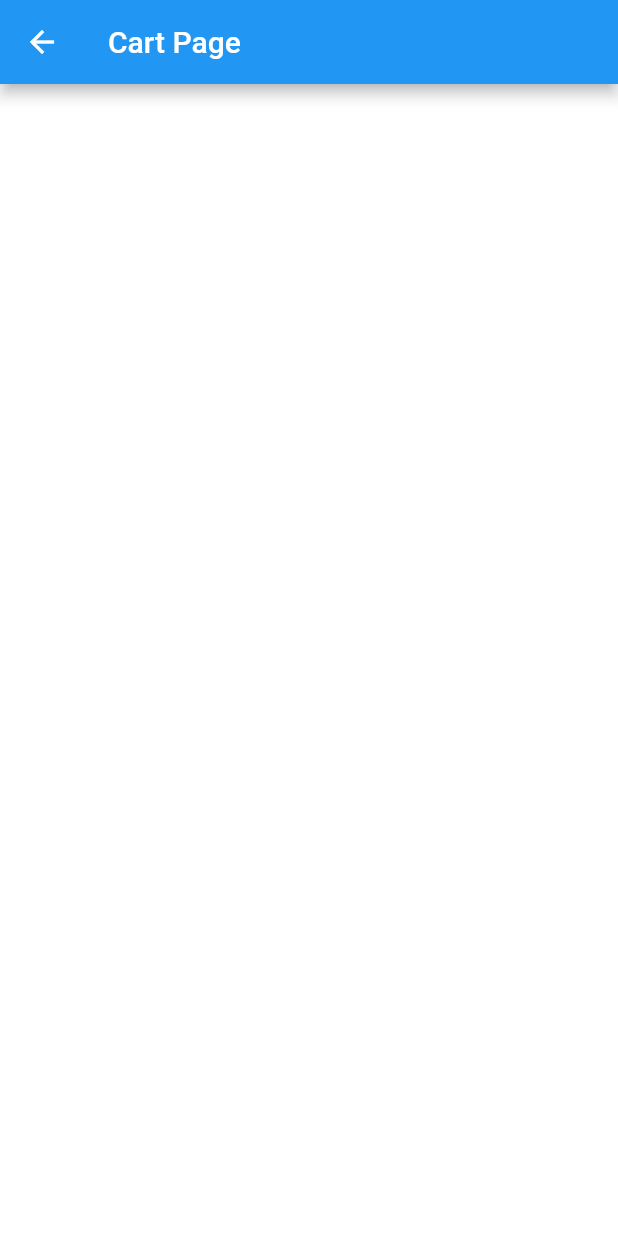
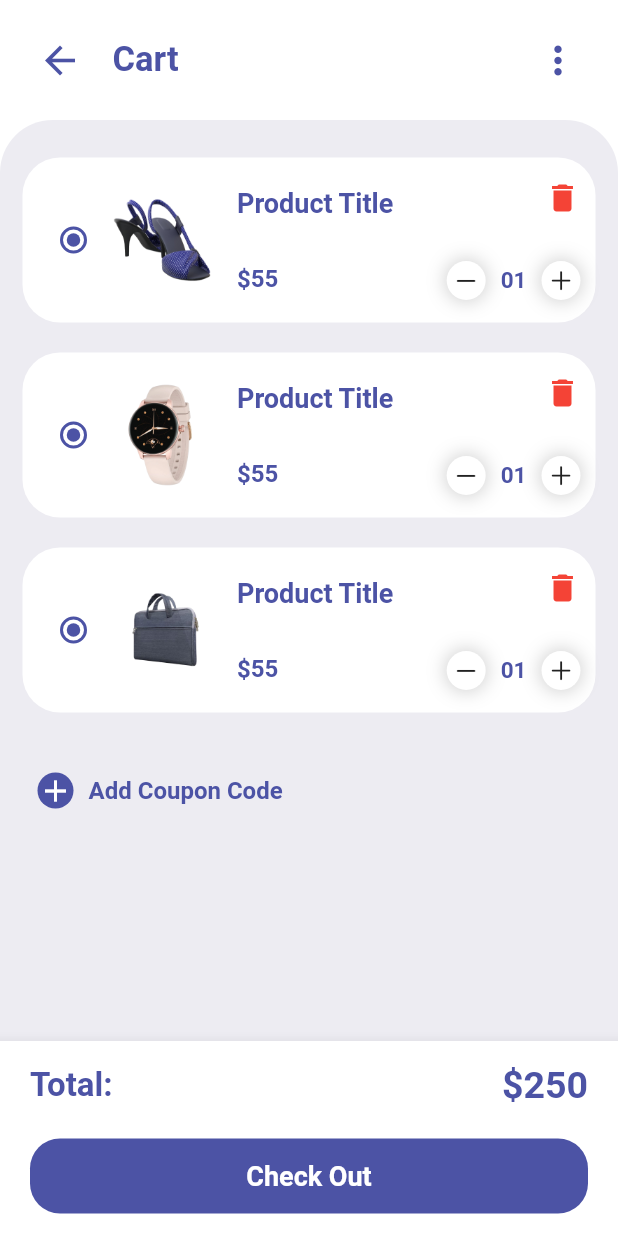
Before and after one commit to KHALMATOV-FARRUKH/e_commerce_app_ui, a Flutter app: the CartPage screen opened by its route, on a phone screen of 412 x 824 dp. Run offline on Flutter 3.47's test engine with Material 2 defaults, Android fonts, the light colour scheme and no system bars; our stand-ins replace badges, curved_navigation_bar.

Commit message:
Created: cart_app_bar.dart cart_item_samples.dart cart_bottom_nav_bar.dart

```diff
--- a/lib/pages/cart_page.dart
+++ b/lib/pages/cart_page.dart
@@ -1,3 +1,6 @@
+import 'package:e_commerce_app_ui/widgets/cart_app_bar.dart';
+import 'package:e_commerce_app_ui/widgets/cart_bottom_nav_bar.dart';
+import 'package:e_commerce_app_ui/widgets/cart_item_samples.dart';
 import 'package:flutter/material.dart';
 
 class CartPage extends StatelessWidget {
@@ -6,9 +9,59 @@ class CartPage extends StatelessWidget {
   @override
   Widget build(BuildContext context) {
     return Scaffold(
-      appBar: AppBar(
-        title: Text("Cart Page"),
+      body: ListView(
+        children: [
+          CartAppBar(),
+          Container(
+            height: 700,
+            padding: EdgeInsets.only(top: 15),
+            decoration: BoxDecoration(
+              color: Color(0xFFEDECF2),
+              borderRadius: BorderRadius.only(
+                topLeft: Radius.circular(35),
+                topRight: Radius.circular(35),
+              ),
+            ),
+            child: Column(
+              children: [
+                CartItemSamples(),
+                Container(
+                  // decoration: BoxDecoration(
+                  //   borderRadius: BorderRadius.circular(10),
+                  // ),
+                  margin: EdgeInsets.symmetric(vertical: 20, horizontal: 15),
+                  padding: EdgeInsets.all(10),
+                  child: Row(
+                    children: [
+                      Container(
+                        decoration: BoxDecoration(
+                            color: Color(0xFF4C53A5),
+                            borderRadius: BorderRadius.circular(20)),
+                        child: Icon(
+                          Icons.add,
+                          color: Colors.white,
+                        ),
+                      ),
+                      Padding(
+                        padding: EdgeInsets.symmetric(horizontal: 10),
+                        child: Text(
+                          "Add Coupon Code",
+                          style: TextStyle(
+                            color: Color(0xFF4C53A5),
+                            fontSize: 16,
+                            fontWeight: FontWeight.bold,
+                          ),
+                        ),
+                      ),
+                    ],
+                  ),
+                ),
+              ],
+            ),
+          ),
+        ],
       ),
+      bottomNavigationBar: CartBottomNavBar(),
     );
   }
 }
--- /dev/null
+++ b/lib/widgets/cart_app_bar.dart
@@ -0,0 +1,45 @@
+import 'package:flutter/material.dart';
+
+class CartAppBar extends StatelessWidget {
+  const CartAppBar({Key? key}) : super(key: key);
+
+  @override
+  Widget build(BuildContext context) {
+    return Container(
+      color: Colors.white,
+      padding: EdgeInsets.all(25),
+      child: Row(
+        // mainAxisAlignment: MainAxisAlignment.spaceEvenly,
+        children: [
+          InkWell(
+            onTap: () {
+              Navigator.pop(context);
+            },
+            child: Icon(
+              Icons.arrow_back,
+              size: 30,
+              color: Color(0xFF4C53A5),
+            ),
+          ),
+          Padding(
+            padding: EdgeInsets.only(left: 20),
+            child: Text(
+              "Cart",
+              style: TextStyle(
+                fontSize: 23,
+                fontWeight: FontWeight.bold,
+                color: Color(0xFF4C53A5),
+              ),
+            ),
+          ),
+          Spacer(),
+          Icon(
+            Icons.more_vert,
+            size: 30,
+            color: Color(0xFF4C53A5),
+          ),
+        ],
+      ),
+    );
+  }
+}
--- /dev/null
+++ b/lib/widgets/cart_bottom_nav_bar.dart
@@ -0,0 +1,57 @@
+import 'package:flutter/material.dart';
+
+class CartBottomNavBar extends StatelessWidget {
+  const CartBottomNavBar({Key? key}) : super(key: key);
+
+  @override
+  Widget build(BuildContext context) {
+    return BottomAppBar(
+      child: Container(
+        padding: EdgeInsets.symmetric(horizontal: 20, vertical: 15),
+        height: 130,
+        child: Column(
+          mainAxisAlignment: MainAxisAlignment.spaceBetween,
+          children: [
+            Row(
+              mainAxisAlignment: MainAxisAlignment.spaceBetween,
+              children: [
+                Text(
+                  "Total: ",
+                  style: TextStyle(
+                    color: Color(0xFF4C53A5),
+                    fontSize: 22,
+                    fontWeight: FontWeight.bold,
+                  ),
+                ),
+                Text(
+                  "\$250",
+                  style: TextStyle(
+                    fontSize: 25,
+                    fontWeight: FontWeight.bold,
+                    color: Color(0xFF4C53A5),
+                  ),
+                ),
+              ],
+            ),
+            Container(
+              alignment: Alignment.center,
+              height: 50,
+              width: double.infinity,
+              decoration: BoxDecoration(
+                  color: Color(0xFF4C53A5),
+                  borderRadius: BorderRadius.circular(20)),
+              child: Text(
+                "Check Out",
+                style: TextStyle(
+                  fontSize: 18,
+                  fontWeight: FontWeight.bold,
+                  color: Colors.white,
+                ),
+              ),
+            ),
+          ],
+        ),
+      ),
+    );
+  }
+}
--- /dev/null
+++ b/lib/widgets/cart_item_samples.dart
@@ -0,0 +1,130 @@
+import 'package:flutter/cupertino.dart';
+import 'package:flutter/material.dart';
+
+class CartItemSamples extends StatelessWidget {
+  const CartItemSamples({Key? key}) : super(key: key);
+
+  @override
+  Widget build(BuildContext context) {
+    return Column(
+      children: [
+        for(int i=1; i<4; i++)
+        Container(
+          height: 110,
+          margin: EdgeInsets.symmetric(horizontal: 15, vertical: 10),
+          padding: EdgeInsets.all(10),
+          decoration: BoxDecoration(
+            color: Colors.white,
+            borderRadius: BorderRadius.circular(25),
+          ),
+          child: Row(
+            children: [
+              Radio(
+                value: "",
+                groupValue: "",
+                activeColor: Color(0xFF4C53A5),
+                onChanged: (index) {},
+              ),
+              Container(
+                height: 70,
+                width: 70,
+                margin: EdgeInsets.only(right: 15),
+                child: Image.asset("assets/images/$i.png"),
+              ),
+              Padding(
+                padding: EdgeInsets.symmetric(vertical: 10),
+                child: Column(
+                  crossAxisAlignment: CrossAxisAlignment.start,
+                  mainAxisAlignment: MainAxisAlignment.spaceBetween,
+                  children: [
+                    Text(
+                      "Product Title",
+                      style: TextStyle(
+                        fontSize: 18,
+                        fontWeight: FontWeight.bold,
+                        color: Color(0xFF4C53A5),
+                      ),
+                    ),
+                    Text(
+                      "\$55",
+                      style: TextStyle(
+                        fontSize: 16,
+                        fontWeight: FontWeight.bold,
+                        color: Color(0xFF4C53A5),
+                      ),
+                    ),
+                  ],
+                ),
+              ),
+              Spacer(),
+              Padding(
+                padding: EdgeInsets.symmetric(vertical: 5),
+                child: Column(
+                  crossAxisAlignment: CrossAxisAlignment.end,
+                  mainAxisAlignment: MainAxisAlignment.spaceBetween,
+                  children: [
+                    Icon(
+                      Icons.delete,
+                      color: Colors.red,
+                    ),
+                    Row(
+                      children: [
+                        Container(
+                          padding: EdgeInsets.all(4),
+                          decoration: BoxDecoration(
+                            color: Colors.white,
+                            borderRadius: BorderRadius.circular(20),
+                            boxShadow: [
+                              BoxShadow(
+                                color: Colors.grey.withOpacity(0.5),
+                                spreadRadius: 1,
+                                blurRadius: 10,
+                              ),
+                            ],
+                          ),
+                          child: Icon(
+                            CupertinoIcons.minus,
+                            size: 18,
+                          ),
+                        ),
+                        Container(
+                          margin: EdgeInsets.symmetric(horizontal: 10),
+                          child: Text(
+                            "01",
+                            style: TextStyle(
+                              fontSize: 15,
+                              fontWeight: FontWeight.bold,
+                              color: Color(0xFF4C53A5),
+                            ),
+                          ),
+                        ),
+                        Container(
+                          padding: EdgeInsets.all(4),
+                          decoration: BoxDecoration(
+                            color: Colors.white,
+                            borderRadius: BorderRadius.circular(20),
+                            boxShadow: [
+                              BoxShadow(
+                                color: Colors.grey.withOpacity(0.5),
+                                spreadRadius: 1,
+                                blurRadius: 10,
+                              ),
+                            ],
+                          ),
+                          child: Icon(
+                            CupertinoIcons.plus,
+                            size: 18,
+                          ),
+                        ),
+                      ],
+                    ),
+                  ],
+                ),
+              ),
+            ],
+          ),
+        ),
+      ],
+    );
+  }
+}
```
